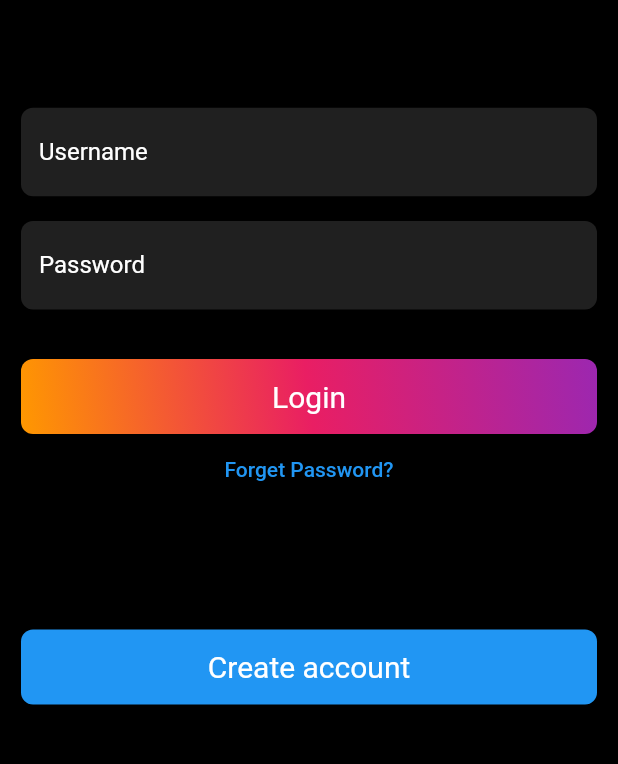
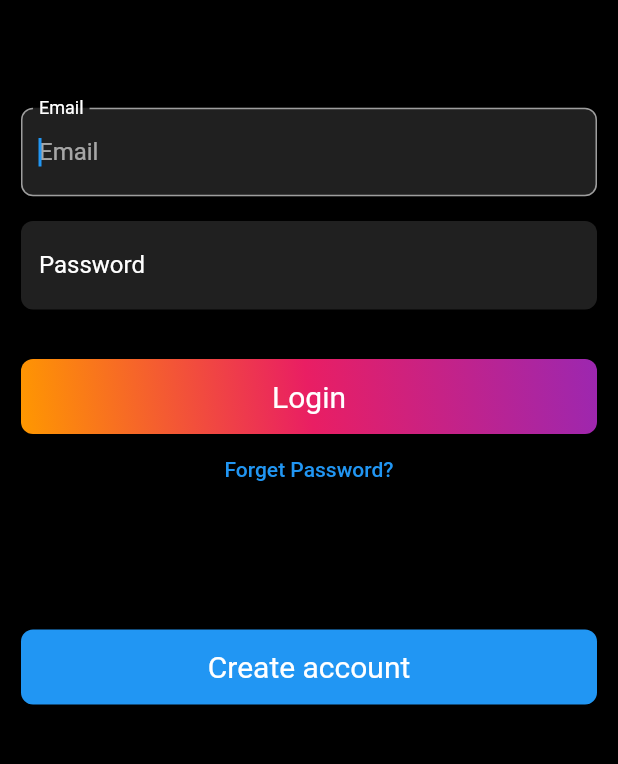
Before and after one commit to m6474n/instagram_clone, a Flutter app: the screen it shows after launch, on a phone screen of 412 x 824 dp, the part 346-1110 px from its top. Run offline on Flutter 3.47's test engine with Material 2 defaults, Android fonts, the phone set to English and light mode, and no system bars; our stand-ins replace firebase_auth, firebase_core; accounts and stored records are empty.

Commit message:
Login in Sign up Authentication added

```diff
--- a/lib/components/custom_button.dart
+++ b/lib/components/custom_button.dart
@@ -2,14 +2,15 @@ import 'package:flutter/material.dart';
 class CustomButton extends StatelessWidget {
   final String title;
   final VoidCallback onPress;
-  const CustomButton({Key? key, required this.title, required this.onPress}) : super(key: key);
+  final bool loading;
+  const CustomButton({Key? key, required this.title, required this.onPress, required this.loading}) : super(key: key);
 
   @override
   Widget build(BuildContext context) {
     return InkWell(
       onTap: onPress,
       child: Container(height: 50,
-        child: Center(child: Text(title, style: TextStyle(fontSize: 20),))
+        child: Center(child: loading == true ? CircularProgressIndicator():Text(title, style: TextStyle(fontSize: 20),))
         ,decoration: BoxDecoration(
             borderRadius: BorderRadius.circular(8),
             gradient: LinearGradient(colors: [
--- a/lib/components/inputField.dart
+++ b/lib/components/inputField.dart
@@ -1,18 +1,48 @@
 import 'package:flutter/material.dart';
+
 class InputField extends StatelessWidget {
-  String title;
-   InputField({Key? key, required this.title}) : super(key: key,);
+  final String title;
+  final TextEditingController controller;
+  final FocusNode focusNode;
+  final FormFieldValidator validator;
+  final TextInputType keyboardType;
+  final bool obscure;
+  final bool autoFocus;
+   InputField({
+    Key? key,
+    required this.title,
+    required this.controller,
+    required this.focusNode,
+    required this.validator,
+    required this.keyboardType,
+    this.obscure = false,
+     this.autoFocus =true
+
+  }) : super(
+          key: key,
+        );
 
   @override
   Widget build(BuildContext context) {
     return TextFormField(
-      decoration: InputDecoration(hintText: title,
-          fillColor: Colors.grey.withOpacity(.2),filled: true,
+      controller: controller,
+      keyboardType: keyboardType,
+      focusNode: focusNode,
+      validator: validator,
+      obscureText: obscure,
+      autofocus: autoFocus,
+      decoration: InputDecoration(
+          hintText: title,
+          fillColor: Colors.grey.withOpacity(.2),
+          filled: true,
           labelStyle: TextStyle(color: Colors.white),
           label: Text(title),
-
-          border: OutlineInputBorder(borderSide: BorderSide.none, borderRadius: BorderRadius.circular(8))
-          ,focusedBorder: OutlineInputBorder(borderSide: BorderSide(color: Colors.grey), borderRadius: BorderRadius.circular(8))),
+          border: OutlineInputBorder(
+              borderSide: BorderSide.none,
+              borderRadius: BorderRadius.circular(8)),
+          focusedBorder: OutlineInputBorder(
+              borderSide: BorderSide(color: Colors.grey),
+              borderRadius: BorderRadius.circular(8))),
     );
   }
 }
--- a/lib/main.dart
+++ b/lib/main.dart
@@ -4,7 +4,7 @@ import 'package:flutter/material.dart';
 import 'package:instagram_clone/responsive/mobileScreenLayout.dart';
 import 'package:instagram_clone/responsive/responsive.dart';
 import 'package:instagram_clone/responsive/webScreenLayout.dart';
-import 'package:instagram_clone/screens/login_screen.dart';
+import 'package:instagram_clone/screens/login/login_screen.dart';
 import 'package:instagram_clone/screens/splash_screen.dart';
 import 'package:instagram_clone/utils/colors.dart';
 
--- /dev/null
+++ b/lib/screens/login/login_screen.dart
@@ -0,0 +1,125 @@
+import 'package:firebase_auth/firebase_auth.dart';
+import 'package:firebase_core/firebase_core.dart';
+import 'package:flutter/material.dart';
+import 'package:instagram_clone/components/custom_button.dart';
+import 'package:instagram_clone/components/inputField.dart';
+import 'package:instagram_clone/screens/home_screen.dart';
+import 'package:instagram_clone/screens/sign%20up/register_email.dart';
+import 'package:instagram_clone/screens/sign%20up/register_phone.dart';
+
+import '../../components/blue_button.dart';
+import '../../utils/colors.dart';
+
+class LoginScreen extends StatefulWidget {
+  const LoginScreen({Key? key}) : super(key: key);
+
+  @override
+  State<LoginScreen> createState() => _LoginScreenState();
+}
+
+class _LoginScreenState extends State<LoginScreen> {
+  FirebaseAuth auth = FirebaseAuth.instance;
+  final emailController = TextEditingController();
+  final emailFocusedNode = FocusNode();
+  final passwordController = TextEditingController();
+  final passwordFocusedNode = FocusNode();
+  final _formKey = GlobalKey<FormState>();
+ bool loading = false;
+  void isLogin() {
+setState(() {
+  loading = true;
+});
+    auth.signInWithEmailAndPassword(
+        email: emailController.text.toString(),
+        password: passwordController.text.toString()).then((value){
+          setState(() {
+            loading= false;
+          });
+          Navigator.push(context, MaterialPageRoute(builder: (context)=> HomeScreen()));
+    });
+  }
+
+  @override
+  Widget build(BuildContext context) {
+    final double height = MediaQuery.of(context).size.height;
+
+    return Scaffold(
+        resizeToAvoidBottomInset: false,
+        body: Center(
+          child: Column(
+            mainAxisAlignment: MainAxisAlignment.center,
+            crossAxisAlignment: CrossAxisAlignment.center,
+            children: [
+              SizedBox(
+                height: height * 0.05,
+              ),
+              Image(
+                image: AssetImage(
+                  'assets/logo.png',
+                ),
+                height: 80,
+              ),
+              SizedBox(
+                height: height * 0.07,
+              ),
+              Padding(
+                padding: const EdgeInsets.all(14.0),
+                child: Form(
+                  key: _formKey,
+                  child: Column(
+                    children: [
+                      InputField(
+                        title: 'Email',
+                        controller: emailController,
+                        focusNode: emailFocusedNode,
+                        validator: (value) {
+                          return value.isEmpty ? 'Enter Email' : null;
+                        },
+                        keyboardType: TextInputType.emailAddress,
+                      ),
+                      SizedBox(
+                        height: height * 0.02,
+                      ),
+                      InputField(
+                        title: 'Password',
+                        controller: passwordController,
+                        focusNode: passwordFocusedNode,
+                        validator: (value) {
+                          return value.isEmpty ? 'Enter Password' : null;
+                        },
+                        keyboardType: TextInputType.visiblePassword,
+                        obscure: true,
+                      ),
+                      SizedBox(
+                        height: height * 0.04,
+                      ),
+                      CustomButton(
+                        title: 'Login',
+                        onPress: () {
+                          if (_formKey.currentState!.validate()) {
+                            isLogin();
+                          }
+                        }, loading: loading,
+                      ),
+                      TextButton(
+                          onPressed: () {}, child: Text('Forget Password?')),
+                      SizedBox(
+                        height: height * 0.1,
+                      ),
+                      BlueButton(
+                        title: 'Create account',
+                        onPress: () {
+                          Navigator.push(context, MaterialPageRoute(builder: (context)=> EmailRegisterScreen()));
+                        },
+                      )
+                    ],
+                  ),
+                ),
+              )
+            ],
+          ),
+        )
+//
+        );
+  }
+}
--- a/lib/screens/login_screen.dart
+++ /dev/null
@@ -1,126 +0,0 @@
-import 'package:flutter/material.dart';
-import 'package:instagram_clone/components/custom_button.dart';
-import 'package:instagram_clone/components/inputField.dart';
-import 'package:instagram_clone/screens/register_phone.dart';
-
-import '../components/blue_button.dart';
-import '../utils/colors.dart';
-
-class LoginScreen extends StatefulWidget {
-  const LoginScreen({Key? key}) : super(key: key);
-
-  @override
-  State<LoginScreen> createState() => _LoginScreenState();
-}
-
-class _LoginScreenState extends State<LoginScreen> {
-  @override
-  Widget build(BuildContext context) {
-    final double height = MediaQuery.of(context).size.height;
-
-    return Scaffold(
-      resizeToAvoidBottomInset: false,
-        body: Center(
-      child: Column(
-        mainAxisAlignment: MainAxisAlignment.center,
-        crossAxisAlignment: CrossAxisAlignment.center,
-        children: [
-          SizedBox(height: height*0.05,),
-          Image(
-            image: AssetImage(
-              'assets/logo.png',
-            ),
-            height: 80,
-          ),
-          SizedBox(
-            height: height * 0.07,
-          ),
-          Padding(
-            padding: const EdgeInsets.all(14.0),
-            child: Form(
-              child: Column(
-                children: [
-                  InputField(title: 'Username'),
-                  SizedBox(
-                    height: height * 0.02,
-                  ),
-                  InputField(title: 'Password')
-                  , SizedBox(
-                    height: height * 0.04,
-                  ),CustomButton(title: 'Login', onPress: () {  },),
-                  TextButton(onPressed: (){}, child: Text('Forget Password?')),
-                  SizedBox(height: height*0.1,)
-                  ,BlueButton(title: 'Create account', onPress: () {  },)
-                ],
-              ),
-            ),
-          )
-        ],
-      ),
-    )
-//         body: Stack(
-//       children: [
-//         Container(
-//           child: Column(
-//             mainAxisAlignment: MainAxisAlignment.spaceBetween,
-//             children: [
-//               Container(
-//                 height: 30,
-//               ),
-//               Container(
-//                 child:
-//
-//                     Column(
-//                       children: [
-// Padding(
-//   padding: const EdgeInsets.all(18.0),
-//   child:   CustomButton2(title: 'Create account',),
-// ),
-//                         Image(
-//                           image: AssetImage('assets/meta-logo.png'),
-//                           height: 45,
-//                 ),
-//                       ],
-//                     ),
-//               )
-//             ],
-//           ),
-//         ),
-//         Center(
-//           child: Padding(
-//             padding: const EdgeInsets.all(18.0),
-//             child: Column(
-//               mainAxisAlignment: MainAxisAlignment.center,
-//               crossAxisAlignment: CrossAxisAlignment.center,
-//               children: [
-//                 Image(
-//                   image: AssetImage('assets/logo.png'),
-//                   height: 80,
-//                 ),
-//                 SizedBox(
-//                   height: 80,
-//                 ),
-//                 Form(
-//                     child: Column(
-//                   children: [
-//                     InputField(
-//                       title: 'Username',
-//                     ),
-//                     SizedBox(
-//                       height: 12,
-//                     ),
-//                     InputField(title: 'Password'),
-//                     SizedBox(height: 20,),
-//                     CustomButton()
-//                   ],
-//                 )),
-//                 TextButton(onPressed: (){}, child: Text('Forget Password?' ,style: TextStyle(color: Colors.white, fontSize: 20, ),))
-//               ],
-//             ),
-//           ),
-//         )
-//       ],
-//     ));
-        );
-  }
-}
--- a/lib/services/splash_services.dart
+++ b/lib/services/splash_services.dart
@@ -1,7 +1,7 @@
 import 'dart:async';
 
 import 'package:flutter/material.dart';
-import 'package:instagram_clone/screens/login_screen.dart';
+import 'package:instagram_clone/screens/login/login_screen.dart';
 
 class SplashServices{
   void isLogin(BuildContext context
```
Also changed, not shown: lib/screens/home_screen.dart (added, +23 -0 lines), lib/screens/sign up/pass_screen.dart (added, +118 -0 lines), lib/screens/sign up/register_email.dart (renamed from lib/screens/register_email.dart, +27 -8 lines), lib/screens/sign up/register_phone.dart (renamed from lib/screens/register_phone.dart, +15 -7 lines), lib/screens/sign up/verification_screen.dart (renamed from lib/screens/verification_screen.dart, +11 -3 lines).
